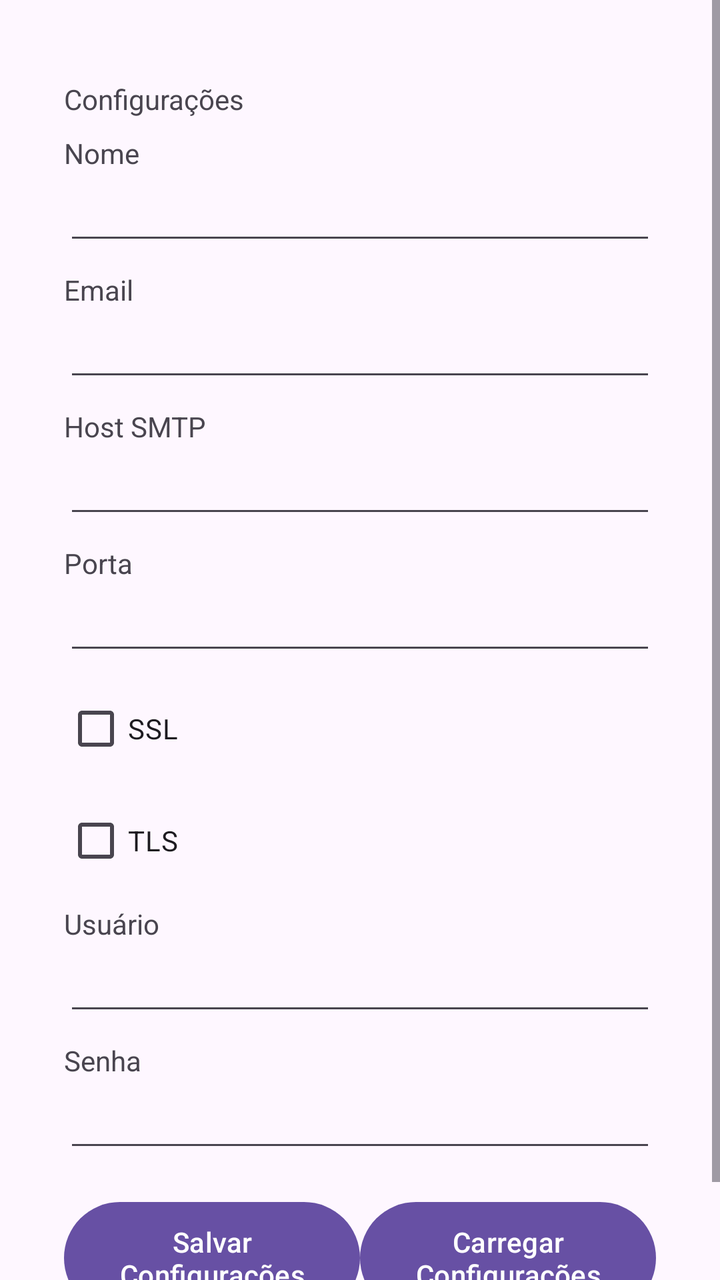
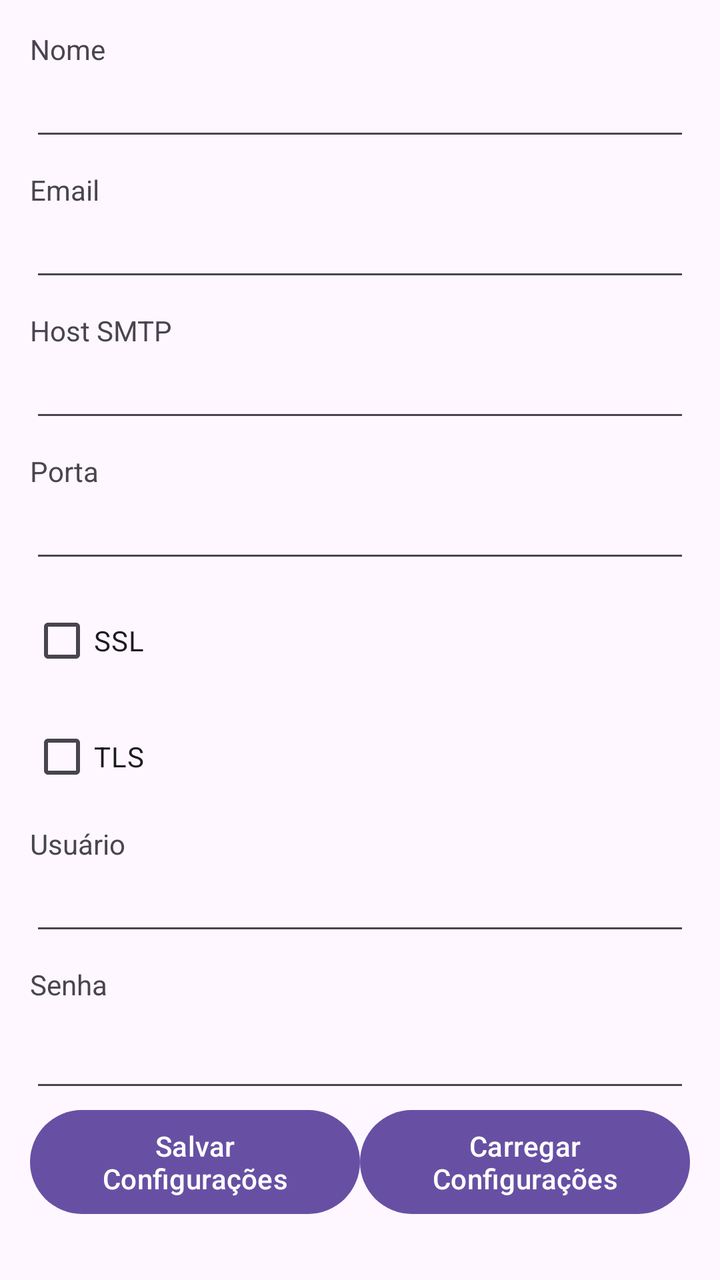

Before-and-after screenshots of an Android layout around one commit, followed by the original layout XML and the change that was made.
<!-- AndroidManifest.xml: application theme Theme.ACBrLibNFeDemo -->
<!-- res/layout/fragment_configuracoes_email.xml -->
<?xml version="1.0" encoding="utf-8"?>
<ScrollView xmlns:android="http://schemas.android.com/apk/res/android"
    xmlns:tools="http://schemas.android.com/tools"
    android:layout_width="match_parent"
    android:layout_height="match_parent"
    android:fillViewport="true"
    tools:context=".ConfiguracoesEmailFragment">

    <LinearLayout
        android:layout_width="match_parent"
        android:layout_height="wrap_content"
        android:padding="32dp"
        android:orientation="vertical">

        <TextView
            android:layout_width="match_parent"
            android:layout_height="wrap_content"
            android:layout_marginTop="8dp"
            android:text="Configurações" />

        <TextView
            android:layout_width="match_parent"
            android:layout_height="wrap_content"
            android:layout_marginTop="8dp"
            android:text="Nome" />

        <EditText
            android:id="@+id/txtNome"
            android:layout_width="match_parent"
            android:layout_height="wrap_content"
            android:layout_marginTop="8dp"
            android:textSize="12dp" />

        <TextView
            android:layout_width="match_parent"
            android:layout_height="wrap_content"
            android:layout_marginTop="8dp"
            android:text="Email" />

        <EditText
            android:id="@+id/txtEmail"
            android:layout_width="match_parent"
            android:layout_height="wrap_content"
            android:layout_marginTop="8dp"
            android:textSize="12dp" />

        <TextView
            android:layout_width="match_parent"
            android:layout_height="wrap_content"
            android:layout_marginTop="8dp"
            android:text="Host SMTP" />

        <EditText
            android:id="@+id/txtHost"
            android:layout_width="match_parent"
            android:layout_height="wrap_content"
            android:layout_marginTop="8dp"
            android:textSize="12dp" />

        <TextView
            android:layout_width="match_parent"
            android:layout_height="wrap_content"
            android:layout_marginTop="8dp"
            android:text="Porta" />

        <EditText
            android:id="@+id/txtPorta"
            android:layout_width="match_parent"
            android:layout_height="wrap_content"
            android:layout_marginTop="8dp"
            android:inputType="number"
            android:textSize="12dp" />

        <CheckBox
            android:id="@+id/ckbSSL"
            android:layout_width="match_parent"
            android:layout_height="wrap_content"
            android:layout_marginTop="8dp"
            android:text="SSL" />

        <CheckBox
            android:id="@+id/ckbTLS"
            android:layout_width="match_parent"
            android:layout_height="wrap_content"
            android:layout_marginTop="8dp"
            android:text="TLS" />

        <TextView
            android:layout_width="match_parent"
            android:layout_height="wrap_content"
            android:layout_marginTop="8dp"
            android:text="Usuário" />

        <EditText
            android:id="@+id/txtUsuario"
            android:layout_width="match_parent"
            android:layout_height="wrap_content"
            android:layout_marginTop="8dp"
            android:textSize="12dp" />

        <TextView
            android:layout_width="match_parent"
            android:layout_height="wrap_content"
            android:layout_marginTop="8dp"
            android:text="Senha" />

        <EditText
            android:id="@+id/txtSenha"
            android:layout_width="match_parent"
            android:layout_height="wrap_content"
            android:layout_marginTop="8dp"
            android:password="true"
            android:textSize="12dp" />

        <LinearLayout
            android:layout_width="match_parent"
            android:layout_height="wrap_content"
            android:orientation="horizontal"
            android:layout_marginTop="16dp">

            <Button
                android:id="@+id/btnSalvarConfiguracoesEmail"
                android:layout_width="0dp"
                android:layout_height="64dp"
                android:layout_weight="1"
                android:onClick="onClick"
                android:text="Salvar Configurações" />

            <Button
                android:id="@+id/btnCarregarConfiguracoesEmail"
                android:layout_width="0dp"
                android:layout_height="64dp"
                android:layout_weight="1"
                android:text="Carregar Configurações" />
        </LinearLayout>

    </LinearLayout>

</ScrollView>
<!-- resources referenced by this layout -->
<resources>
  <style name="Theme.ACBrLibNFeDemo" parent="Base.Theme.ACBrLibNFeDemo" />
  <style name="Base.Theme.ACBrLibNFeDemo" parent="Theme.Material3.DayNight.NoActionBar">
          
          
      </style>
</resources>

<!-- the commit's change to res/layout/fragment_configuracoes_email.xml (unified diff, before → after) -->
@@ -1,139 +1,135 @@
 <?xml version="1.0" encoding="utf-8"?>
-<ScrollView xmlns:android="http://schemas.android.com/apk/res/android"
+<androidx.constraintlayout.widget.ConstraintLayout xmlns:android="http://schemas.android.com/apk/res/android"
+    xmlns:app="http://schemas.android.com/apk/res-auto"
     xmlns:tools="http://schemas.android.com/tools"
     android:layout_width="match_parent"
-    android:layout_height="match_parent"
-    android:fillViewport="true"
-    tools:context=".ConfiguracoesEmailFragment">
+    android:layout_height="match_parent">
 
-    <LinearLayout
+    <ScrollView xmlns:android="http://schemas.android.com/apk/res/android"
+        xmlns:tools="http://schemas.android.com/tools"
         android:layout_width="match_parent"
-        android:layout_height="wrap_content"
-        android:padding="32dp"
-        android:orientation="vertical">
-
-        <TextView
-            android:layout_width="match_parent"
-            android:layout_height="wrap_content"
-            android:layout_marginTop="8dp"
-            android:text="Configurações" />
-
-        <TextView
-            android:layout_width="match_parent"
-            android:layout_height="wrap_content"
-            android:layout_marginTop="8dp"
-            android:text="Nome" />
-
-        <EditText
-            android:id="@+id/txtNome"
-            android:layout_width="match_parent"
-            android:layout_height="wrap_content"
-            android:layout_marginTop="8dp"
-            android:textSize="12dp" />
-
-        <TextView
-            android:layout_width="match_parent"
-            android:layout_height="wrap_content"
-            android:layout_marginTop="8dp"
-            android:text="Email" />
-
-        <EditText
-            android:id="@+id/txtEmail"
-            android:layout_width="match_parent"
-            android:layout_height="wrap_content"
-            android:layout_marginTop="8dp"
-            android:textSize="12dp" />
-
-        <TextView
-            android:layout_width="match_parent"
-            android:layout_height="wrap_content"
-            android:layout_marginTop="8dp"
-            android:text="Host SMTP" />
-
-        <EditText
-            android:id="@+id/txtHost"
-            android:layout_width="match_parent"
-            android:layout_height="wrap_content"
-            android:layout_marginTop="8dp"
-            android:textSize="12dp" />
-
-        <TextView
-            android:layout_width="match_parent"
-            android:layout_height="wrap_content"
-            android:layout_marginTop="8dp"
-            android:text="Porta" />
-
-        <EditText
-            android:id="@+id/txtPorta"
-            android:layout_width="match_parent"
-            android:layout_height="wrap_content"
-            android:layout_marginTop="8dp"
-            android:inputType="number"
-            android:textSize="12dp" />
-
-        <CheckBox
-            android:id="@+id/ckbSSL"
-            android:layout_width="match_parent"
-            android:layout_height="wrap_content"
-            android:layout_marginTop="8dp"
-            android:text="SSL" />
-
-        <CheckBox
-            android:id="@+id/ckbTLS"
-            android:layout_width="match_parent"
-            android:layout_height="wrap_content"
-            android:layout_marginTop="8dp"
-            android:text="TLS" />
-
-        <TextView
-            android:layout_width="match_parent"
-            android:layout_height="wrap_content"
-            android:layout_marginTop="8dp"
-            android:text="Usuário" />
-
-        <EditText
-            android:id="@+id/txtUsuario"
-            android:layout_width="match_parent"
-            android:layout_height="wrap_content"
-            android:layout_marginTop="8dp"
-            android:textSize="12dp" />
-
-        <TextView
-            android:layout_width="match_parent"
-            android:layout_height="wrap_content"
-            android:layout_marginTop="8dp"
-            android:text="Senha" />
-
-        <EditText
-            android:id="@+id/txtSenha"
-            android:layout_width="match_parent"
-            android:layout_height="wrap_content"
-            android:layout_marginTop="8dp"
-            android:password="true"
-            android:textSize="12dp" />
+        android:layout_height="match_parent"
+        android:layout_margin="15dp"
+        android:fillViewport="true"
+        tools:context=".ConfiguracoesEmailFragment">
 
         <LinearLayout
             android:layout_width="match_parent"
             android:layout_height="wrap_content"
-            android:orientation="horizontal"
-            android:layout_marginTop="16dp">
+            android:orientation="vertical">
 
-            <Button
-                android:id="@+id/btnSalvarConfiguracoesEmail"
-                android:layout_width="0dp"
-                android:layout_height="64dp"
-                android:layout_weight="1"
-                android:onClick="onClick"
-                android:text="Salvar Configurações" />
+            <TextView
+                android:layout_width="match_parent"
+                android:layout_height="wrap_content"
+                android:text="Nome" />
 
-            <Button
-                android:id="@+id/btnCarregarConfiguracoesEmail"
-                android:layout_width="0dp"
-                android:layout_height="64dp"
-                android:layout_weight="1"
-                android:text="Carregar Configurações" />
+            <EditText
+                android:id="@+id/txtNome"
+                android:layout_width="match_parent"
+                android:layout_height="wrap_content" />
+
+            <TextView
+                android:layout_width="match_parent"
+                android:layout_height="wrap_content"
+                android:layout_marginTop="10dp"
+                android:text="Email" />
+
+            <EditText
+                android:id="@+id/txtEmail"
+                android:layout_width="match_parent"
+                android:layout_height="wrap_content" />
+
+            <TextView
+                android:layout_width="match_parent"
+                android:layout_height="wrap_content"
+                android:layout_marginTop="10dp"
+                android:text="Host SMTP" />
+
+            <EditText
+                android:id="@+id/txtHost"
+                android:layout_width="match_parent"
+                android:layout_height="wrap_content" />
+
+            <TextView
+                android:layout_width="match_parent"
+                android:layout_height="wrap_content"
+                android:layout_marginTop="10dp"
+                android:text="Porta" />
+
+            <EditText
+                android:id="@+id/txtPorta"
+                android:layout_width="match_parent"
+                android:layout_height="wrap_content"
+                android:inputType="number" />
+
+            <CheckBox
+                android:id="@+id/ckbSSL"
+                android:layout_width="match_parent"
+                android:layout_height="wrap_content"
+                android:layout_marginTop="10dp"
+                android:text="SSL" />
+
+            <CheckBox
+                android:id="@+id/ckbTLS"
+                android:layout_width="match_parent"
+                android:layout_height="wrap_content"
+                android:layout_marginTop="10dp"
+                android:text="TLS" />
+
+            <TextView
+                android:layout_width="match_parent"
+                android:layout_height="wrap_content"
+                android:layout_marginTop="10dp"
+                android:text="Usuário" />
+
+            <EditText
+                android:id="@+id/txtUsuario"
+                android:layout_width="match_parent"
+                android:layout_height="wrap_content" />
+
+            <TextView
+                android:layout_width="match_parent"
+                android:layout_height="wrap_content"
+                android:layout_marginTop="10dp"
+                android:text="Senha" />
+
+            <EditText
+                android:id="@+id/txtSenha"
+                android:layout_width="match_parent"
+                android:layout_height="wrap_content"
+                android:layout_marginTop="8dp"
+                android:inputType="textPassword" />
+
+            <androidx.constraintlayout.widget.ConstraintLayout
+                android:layout_width="match_parent"
+                android:layout_height="wrap_content">
+
+                <Button
+                    android:id="@+id/btnSalvarConfiguracoesEmail"
+                    android:layout_width="0dp"
+                    android:layout_height="60dp"
+                    android:onClick="onClick"
+                    android:text="Salvar Configurações"
+                    app:layout_constraintBottom_toBottomOf="parent"
+                    app:layout_constraintEnd_toStartOf="@+id/btnCarregarConfiguracoesEmail"
+                    app:layout_constraintStart_toStartOf="parent"
+                    app:layout_constraintWidth_percent="0.5" />
+
+                <Button
+                    android:id="@+id/btnCarregarConfiguracoesEmail"
+                    android:layout_width="0dp"
+                    android:layout_height="60dp"
+                    android:onClick="onClick"
+                    android:text="Carregar Configurações"
+                    app:layout_constraintBottom_toBottomOf="parent"
+                    app:layout_constraintEnd_toEndOf="parent"
+                    app:layout_constraintStart_toEndOf="@+id/btnSalvarConfiguracoesEmail"
+                    app:layout_constraintWidth_percent="0.5" />
+
+            </androidx.constraintlayout.widget.ConstraintLayout>
+
         </LinearLayout>
 
-    </LinearLayout>
+    </ScrollView>
 
-</ScrollView>
+</androidx.constraintlayout.widget.ConstraintLayout>
